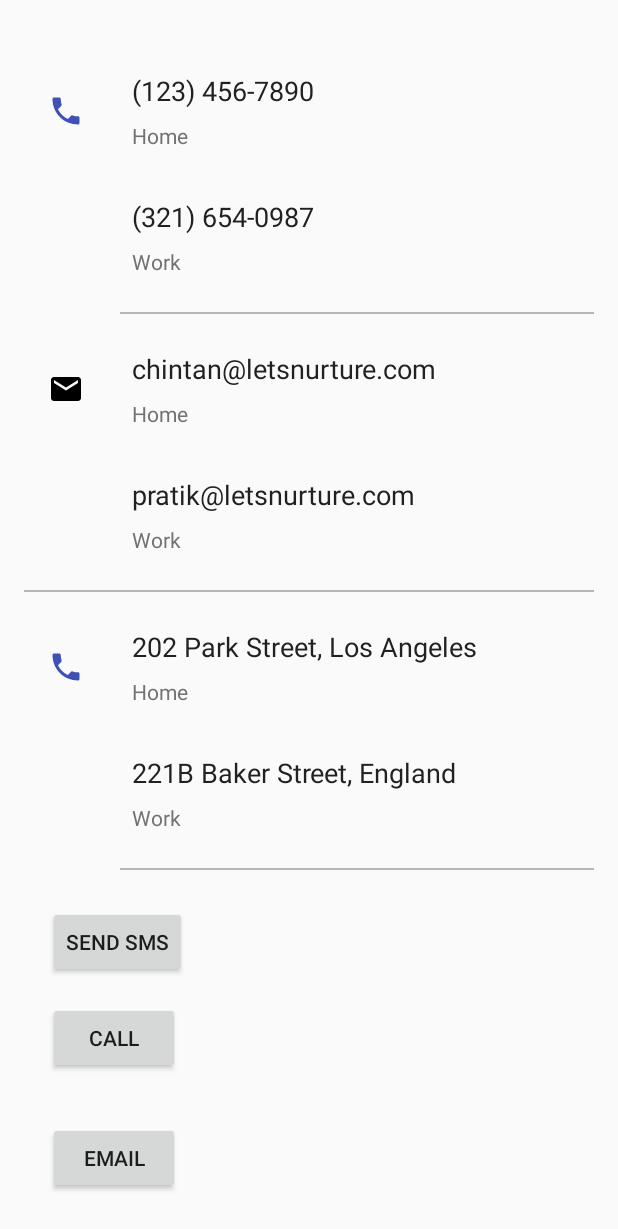
After one commit to Akshay090/IdealTech, an Android app: the layout contact_content_scrolling.xml on its own in the app's theme, with its tools: preview values and no code run, on a phone screen of 412 x 824 dp. The commit adds this screen. Shown: the top 1229 px of the screen. Run offline under Robolectric (Android 15) with nearby library versions, the phone set to English and light mode, and no system bars.

Commit message:
contact us and about

```diff
--- /dev/null
+++ b/app/src/main/res/drawable/ic_phone_black.xml
@@ -0,0 +1,5 @@
+<vector android:autoMirrored="true" android:height="24dp"
+    android:viewportHeight="24.0" android:viewportWidth="24.0"
+    android:width="24dp" xmlns:android="http://schemas.android.com/apk/res/android">
+    <path android:fillColor="@color/colorPrimary" android:pathData="M6.62,10.79c1.44,2.83 3.76,5.14 6.59,6.59l2.2,-2.2c0.27,-0.27 0.67,-0.36 1.02,-0.24 1.12,0.37 2.33,0.57 3.57,0.57 0.55,0 1,0.45 1,1V20c0,0.55 -0.45,1 -1,1 -9.39,0 -17,-7.61 -17,-17 0,-0.55 0.45,-1 1,-1h3.5c0.55,0 1,0.45 1,1 0,1.25 0.2,2.45 0.57,3.57 0.11,0.35 0.03,0.74 -0.25,1.02l-2.2,2.2z"/>
+</vector>
--- /dev/null
+++ b/app/src/main/res/layout/contact_content_scrolling.xml
@@ -0,0 +1,349 @@
+<?xml version="1.0" encoding="utf-8"?>
+<android.support.v4.widget.NestedScrollView xmlns:android="http://schemas.android.com/apk/res/android"
+    xmlns:app="http://schemas.android.com/apk/res-auto"
+    android:layout_width="match_parent"
+    android:layout_height="match_parent"
+    xmlns:tools="http://schemas.android.com/tools"
+    android:layout_marginTop="@dimen/activity_horizontal_margin"
+    android:padding="@dimen/activity_horizontal_margin"
+    app:layout_behavior="@string/appbar_scrolling_view_behavior"
+    tools:showIn="@layout/contact_us_activiity_scrolling"
+    >
+
+    <LinearLayout
+        android:layout_width="match_parent"
+        android:layout_height="wrap_content"
+        android:orientation="vertical">
+
+        <RelativeLayout
+            android:layout_width="match_parent"
+            android:layout_height="wrap_content"
+            android:background="?attr/selectableItemBackground"
+            android:clickable="true"
+            android:padding="16dp">
+
+            <ImageView
+                android:id="@+id/ivContactItem1"
+                android:layout_width="wrap_content"
+                android:layout_height="wrap_content"
+                android:layout_centerVertical="true"
+                android:layout_marginEnd="@dimen/activity_horizontal_margin"
+                android:src="@drawable/ic_phone_black" />
+
+            <TextView
+                android:id="@+id/tvNumber1"
+                android:layout_width="wrap_content"
+                android:layout_height="wrap_content"
+                android:layout_marginLeft="@dimen/activity_horizontal_margin"
+                android:layout_marginStart="@dimen/activity_horizontal_margin"
+                android:layout_toEndOf="@id/ivContactItem1"
+                android:layout_toRightOf="@id/ivContactItem1"
+                android:text="(123) 456-7890"
+                android:textAppearance="@style/TextAppearance.AppCompat.Medium"
+                android:textColor="#212121" />
+
+            <TextView
+                android:layout_width="wrap_content"
+                android:layout_height="wrap_content"
+                android:layout_below="@id/tvNumber1"
+                android:layout_marginStart="16dp"
+                android:layout_marginTop="8dp"
+                android:layout_toEndOf="@id/ivContactItem1"
+                android:text="Home"
+                android:textAppearance="@style/TextAppearance.AppCompat.Small"
+                android:textColor="#727272" />
+
+
+        </RelativeLayout>
+
+        <RelativeLayout
+            android:layout_width="match_parent"
+            android:layout_height="wrap_content"
+            android:background="?attr/selectableItemBackground"
+            android:clickable="true"
+            android:padding="@dimen/activity_horizontal_margin">
+
+            <ImageView
+                android:id="@+id/ivContactItem2"
+                android:layout_width="wrap_content"
+                android:layout_height="wrap_content"
+                android:layout_centerVertical="true"
+                android:layout_marginEnd="@dimen/activity_horizontal_margin"
+                android:layout_marginRight="@dimen/activity_horizontal_margin"
+                android:src="@drawable/ic_phone_black"
+                android:visibility="invisible" />
+
+            <TextView
+                android:id="@+id/tvNumber2"
+                android:layout_width="wrap_content"
+                android:layout_height="wrap_content"
+                android:layout_marginLeft="@dimen/activity_horizontal_margin"
+                android:layout_marginStart="@dimen/activity_horizontal_margin"
+                android:layout_toEndOf="@id/ivContactItem2"
+                android:layout_toRightOf="@id/ivContactItem2"
+                android:text="(321) 654-0987"
+                android:textAppearance="@style/TextAppearance.AppCompat.Medium"
+                android:textColor="#212121" />
+
+            <TextView
+                android:layout_width="wrap_content"
+                android:layout_height="wrap_content"
+                android:layout_below="@id/tvNumber2"
+                android:layout_marginLeft="@dimen/activity_horizontal_margin"
+                android:layout_marginStart="@dimen/activity_horizontal_margin"
+                android:layout_marginTop="8dp"
+                android:layout_toEndOf="@id/ivContactItem2"
+                android:layout_toRightOf="@id/ivContactItem2"
+                android:text="Work"
+                android:textAppearance="@style/TextAppearance.AppCompat.Small"
+                android:textColor="#727272" />
+
+        </RelativeLayout>
+
+        <View
+            android:layout_width="match_parent"
+            android:layout_height="1dp"
+            android:layout_marginBottom="8dp"
+            android:layout_marginStart="64dp"
+            android:layout_marginTop="8dp"
+            android:background="#B6B6B6" />
+
+        <RelativeLayout
+            android:layout_width="match_parent"
+            android:layout_height="wrap_content"
+            android:background="?attr/selectableItemBackground"
+            android:clickable="true"
+            android:padding="@dimen/activity_horizontal_margin">
+
+            <ImageView
+                android:id="@+id/ivContactItem3"
+                android:layout_width="wrap_content"
+                android:layout_height="wrap_content"
+                android:layout_centerVertical="true"
+                android:layout_marginEnd="@dimen/activity_horizontal_margin"
+                android:layout_marginRight="@dimen/activity_horizontal_margin"
+                android:src="@drawable/ic_email_black_24dp" />
+
+            <TextView
+                android:id="@+id/tvNumber3"
+                android:layout_width="wrap_content"
+                android:layout_height="wrap_content"
+                android:layout_marginLeft="@dimen/activity_horizontal_margin"
+                android:layout_marginStart="@dimen/activity_horizontal_margin"
+                android:layout_toEndOf="@id/ivContactItem3"
+                android:layout_toRightOf="@id/ivContactItem3"
+                android:ellipsize="end"
+                android:maxLines="1"
+                android:text="chintan@letsnurture.com"
+                android:textAppearance="@style/TextAppearance.AppCompat.Medium"
+                android:textColor="#212121" />
+
+            <TextView
+                android:layout_width="wrap_content"
+                android:layout_height="wrap_content"
+                android:layout_below="@id/tvNumber3"
+                android:layout_marginLeft="@dimen/activity_horizontal_margin"
+                android:layout_marginStart="@dimen/activity_horizontal_margin"
+                android:layout_marginTop="8dp"
+                android:layout_toEndOf="@id/ivContactItem3"
+                android:layout_toRightOf="@id/ivContactItem3"
+                android:text="Home"
+                android:textAppearance="@style/TextAppearance.AppCompat.Small"
+                android:textColor="#727272" />
+
+
+
+        </RelativeLayout>
+
+        <RelativeLayout
+            android:layout_width="match_parent"
+            android:layout_height="wrap_content"
+            android:background="?attr/selectableItemBackground"
+            android:clickable="true"
+            android:padding="@dimen/activity_horizontal_margin">
+
+            <ImageView
+                android:id="@+id/ivContactItem4"
+                android:layout_width="wrap_content"
+                android:layout_height="wrap_content"
+                android:layout_centerVertical="true"
+                android:layout_marginEnd="@dimen/activity_horizontal_margin"
+                android:layout_marginRight="@dimen/activity_horizontal_margin"
+                android:src="@drawable/ic_email_black_24dp"
+                android:visibility="invisible" />
+
+            <TextView
+                android:id="@+id/tvNumber4"
+                android:layout_width="wrap_content"
+                android:layout_height="wrap_content"
+                android:layout_marginLeft="@dimen/activity_horizontal_margin"
+                android:layout_marginStart="@dimen/activity_horizontal_margin"
+                android:layout_toEndOf="@id/ivContactItem4"
+                android:layout_toRightOf="@id/ivContactItem4"
+                android:ellipsize="end"
+                android:maxLines="1"
+                android:text="pratik@letsnurture.com"
+                android:textAppearance="@style/TextAppearance.AppCompat.Medium"
+                android:textColor="#212121" />
+
+            <TextView
+                android:layout_width="wrap_content"
+                android:layout_height="wrap_content"
+                android:layout_below="@id/tvNumber4"
+                android:layout_marginLeft="@dimen/activity_horizontal_margin"
+                android:layout_marginStart="@dimen/activity_horizontal_margin"
+                android:layout_marginTop="8dp"
+                android:layout_toEndOf="@id/ivContactItem4"
+                android:layout_toRightOf="@id/ivContactItem4"
+                android:text="Work"
+                android:textAppearance="@style/TextAppearance.AppCompat.Small"
+                android:textColor="#727272" />
+
+
+        </RelativeLayout>
+
+        <View
+            android:layout_width="match_parent"
+            android:layout_height="1dp"
+            android:layout_marginBottom="8dp"
+            android:layout_marginTop="8dp"
+            android:background="#B6B6B6" />
+
+        <RelativeLayout
+            android:layout_width="match_parent"
+            android:layout_height="wrap_content"
+            android:background="?attr/selectableItemBackground"
+            android:clickable="true"
+            android:padding="@dimen/activity_horizontal_margin">
+
+            <ImageView
+                android:id="@+id/ivContactItem5"
+                android:layout_width="wrap_content"
+                android:layout_height="wrap_content"
+                android:layout_centerVertical="true"
+                android:layout_marginEnd="@dimen/activity_horizontal_margin"
+                android:layout_marginRight="@dimen/activity_horizontal_margin"
+                android:src="@drawable/ic_phone_black" />
+
+            <TextView
+                android:id="@+id/tvNumber5"
+                android:layout_width="wrap_content"
+                android:layout_height="wrap_content"
+                android:layout_marginLeft="@dimen/activity_horizontal_margin"
+                android:layout_marginStart="@dimen/activity_horizontal_margin"
+                android:layout_toEndOf="@id/ivContactItem5"
+                android:layout_toRightOf="@id/ivContactItem5"
+                android:ellipsize="end"
+                android:maxLines="1"
+                android:text="202 Park Street, Los Angeles"
+                android:textAppearance="@style/TextAppearance.AppCompat.Medium"
+                android:textColor="#212121" />
+
+            <TextView
+                android:layout_width="wrap_content"
+                android:layout_height="wrap_content"
+                android:layout_below="@id/tvNumber5"
+                android:layout_marginLeft="@dimen/activity_horizontal_margin"
+                android:layout_marginStart="@dimen/activity_horizontal_margin"
+                android:layout_marginTop="8dp"
+                android:layout_toEndOf="@id/ivContactItem5"
+                android:layout_toRightOf="@id/ivContactItem5"
+                android:text="Home"
+                android:textAppearance="@style/TextAppearance.AppCompat.Small"
+                android:textColor="#727272" />
+
+
+
+        </RelativeLayout>
+
+        <RelativeLayout
+            android:layout_width="match_parent"
+            android:layout_height="wrap_content"
+            android:background="?attr/selectableItemBackground"
+            android:clickable="true"
+            android:padding="@dimen/activity_horizontal_margin">
+
+            <ImageView
+                android:id="@+id/ivContactItem6"
+                android:layout_width="wrap_content"
+                android:layout_height="wrap_content"
+                android:layout_centerVertical="true"
+                android:layout_marginEnd="@dimen/activity_horizontal_margin"
+                android:layout_marginRight="@dimen/activity_horizontal_margin"
+                android:src="@drawable/ic_email_black_24dp"
+                android:visibility="invisible" />
+
+            <TextView
+                android:id="@+id/tvNumber6"
+                android:layout_width="wrap_content"
+                android:layout_height="wrap_content"
+                android:layout_marginLeft="@dimen/activity_horizontal_margin"
+                android:layout_marginStart="@dimen/activity_horizontal_margin"
+                android:layout_toEndOf="@id/ivContactItem6"
+                android:layout_toRightOf="@id/ivContactItem6"
+                android:ellipsize="end"
+                android:maxLines="1"
+                android:text="221B Baker Street, England"
+                android:textAppearance="@style/TextAppearance.AppCompat.Medium"
+                android:textColor="#212121" />
+
+            <TextView
+                android:layout_width="wrap_content"
+                android:layout_height="wrap_content"
+                android:layout_below="@id/tvNumber6"
+                android:layout_marginLeft="@dimen/activity_horizontal_margin"
+                android:layout_marginStart="@dimen/activity_horizontal_margin"
+                android:layout_marginTop="8dp"
+                android:layout_toEndOf="@id/ivContactItem6"
+                android:layout_toRightOf="@id/ivContactItem6"
+                android:text="Work"
+                android:textAppearance="@style/TextAppearance.AppCompat.Small"
+                android:textColor="#727272" />
+
+
+        </RelativeLayout>
+
+        <View
+            android:layout_width="match_parent"
+            android:layout_height="1dp"
+            android:layout_marginBottom="8dp"
+            android:layout_marginStart="64dp"
+            android:layout_marginTop="8dp"
+            android:background="#B6B6B6" />
+
+        <LinearLayout
+            android:layout_width="match_parent"
+            android:layout_height="wrap_content"
+            android:orientation="vertical"
+            android:padding="@dimen/activity_horizontal_margin">
+
+            <Button
+                android:layout_width="wrap_content"
+                android:layout_height="wrap_content"
+                android:text="Send SMS" />
+
+            <Button
+                android:layout_width="wrap_content"
+                android:layout_height="wrap_content"
+                android:layout_marginBottom="@dimen/activity_horizontal_margin"
+                android:layout_marginTop="@dimen/activity_horizontal_margin"
+                android:text="Call" />
+
+            <Button
+                android:layout_width="wrap_content"
+                android:layout_height="wrap_content"
+                android:layout_marginBottom="@dimen/activity_horizontal_margin"
+                android:layout_marginTop="@dimen/activity_horizontal_margin"
+                android:text="Email" />
+
+            <Button
+                android:layout_width="wrap_content"
+                android:layout_height="wrap_content"
+                android:layout_marginBottom="@dimen/activity_horizontal_margin"
+                android:layout_marginTop="@dimen/activity_horizontal_margin"
+                android:text="Remove Contact" />
+
+        </LinearLayout>
+    </LinearLayout>
+
+</android.support.v4.widget.NestedScrollView>
--- a/app/src/main/res/values/strings.xml
+++ b/app/src/main/res/values/strings.xml
@@ -28,4 +28,6 @@
 
     <!-- TODO: Remove or change this placeholder text -->
     <string name="hello_blank_fragment">Hello blank fragment</string>
+    <string name="about_us_para1">Ideal HR Contrivance is a top Staffing ,Consultancy, Outsourcing , Event Management ,Training and Development firm in India.It offers simple and cost-effective services to its clients in all sectors, and has a rich experience in industries such as Technology, Manufacturing ,BPO’s, FMCG, Hyper Marts, Knowledge services, Visa Consultancy, Hotels, Hospitals, Banking, Financial services and Insurance. We provide human capital training solutions to our clients. Doing proper need analysis we design the training programs. The HR company hires talent for its clients in corporate roles, HR, finance, sales and marketing.</string>
+    <string name="about_us_para2"><![CDATA[Ideal HR Contrivance provides strategic advice in the areas of executive.search, recruitment process, outsourcing, talent acquisition strategy, compensation advisory, university recruitment, talent branding, outplacement and event management, and SOW-based recruitment.We are engaged in both – Online Trainings & Offline trainings We understand the cultural transformation and change management that can be attained & make it an enriching experience through our training sessions.]]></string>
 </resources>
```
Also changed, not shown: app/src/main/java/com/theandroidprojects/idealtech/Activities/Contact_us.java (added, +25 -0 lines), app/src/main/res/drawable/gradien_reverse.xml (added, +9 -0 lines), app/src/main/res/drawable/ic_call_black.xml (added, +9 -0 lines), app/src/main/res/drawable/ic_message_black_24dp.xml (added, +9 -0 lines), app/src/main/res/layout/about_us.xml (added, +57 -0 lines), app/src/main/res/layout/contact_items.xml (added, +40 -0 lines), app/src/main/res/layout/contact_us_activiity_scrolling.xml (added, +50 -0 lines), app/src/main/res/drawable/flower.png (added).
